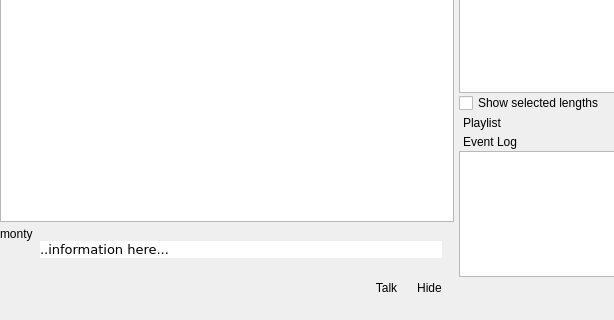
UltraStar-Deluxe/UltraStar-Manager, file uman/src/QUMainWindow.ui: the form before one commit; both pictures show x 0 to 614 and y 445 to 765 of the 912 by 765 pixel window.
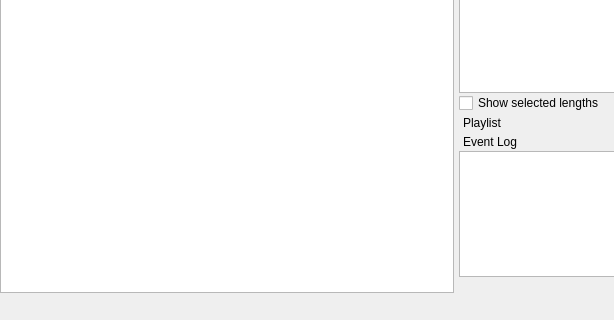
The form after the commit. Icons and pictures are not drawn. Custom widgets are drawn as their Qt base class.

Commit message: monty extracted from mainwindow ui

What changed in the file:
```diff
--- a/uman/src/QUMainWindow.ui
+++ b/uman/src/QUMainWindow.ui
@@ -92,400 +92,7 @@
        </widget>
       </item>
       <item>
-       <widget class="QFrame" name="helpFrame" >
-        <property name="autoFillBackground" >
-         <bool>false</bool>
-        </property>
-        <property name="frameShape" >
-         <enum>QFrame::NoFrame</enum>
-        </property>
-        <property name="frameShadow" >
-         <enum>QFrame::Raised</enum>
-        </property>
-        <layout class="QHBoxLayout" name="horizontalLayout_3" >
-         <property name="spacing" >
-          <number>0</number>
-         </property>
-         <property name="leftMargin" >
-          <number>0</number>
-         </property>
-         <property name="topMargin" >
-          <number>0</number>
-         </property>
-         <property name="rightMargin" >
-          <number>5</number>
-         </property>
-         <property name="bottomMargin" >
-          <number>0</number>
-         </property>
-         <item>
-          <layout class="QVBoxLayout" >
-           <property name="spacing" >
-            <number>0</number>
-           </property>
-           <item>
-            <widget class="QLabel" name="montyLbl" >
-             <property name="text" >
-              <string>monty</string>
-             </property>
-             <property name="alignment" >
-              <set>Qt::AlignLeading|Qt::AlignLeft|Qt::AlignTop</set>
-             </property>
-            </widget>
-           </item>
-           <item>
-            <spacer>
-             <property name="orientation" >
-              <enum>Qt::Vertical</enum>
-             </property>
-             <property name="sizeType" >
-              <enum>QSizePolicy::Preferred</enum>
-             </property>
-             <property name="sizeHint" stdset="0" >
-              <size>
-               <width>20</width>
-               <height>1</height>
-              </size>
-             </property>
-            </spacer>
-           </item>
-          </layout>
-         </item>
-         <item>
-          <layout class="QVBoxLayout" name="verticalLayout_5" >
-           <property name="spacing" >
-            <number>5</number>
-           </property>
-           <item>
-            <layout class="QHBoxLayout" name="horizontalLayout_2" >
-             <property name="spacing" >
-              <number>0</number>
-             </property>
-             <item>
-              <layout class="QVBoxLayout" name="verticalLayout_2" >
-               <property name="spacing" >
-                <number>0</number>
-               </property>
-               <item>
-                <widget class="QLabel" name="label" >
-                 <property name="sizePolicy" >
-                  <sizepolicy vsizetype="Fixed" hsizetype="Fixed" >
-                   <horstretch>0</horstretch>
-                   <verstretch>0</verstretch>
-                  </sizepolicy>
-                 </property>
-                 <property name="text" >
-                  <string/>
-                 </property>
-                 <property name="pixmap" >
-                  <pixmap resource="images/uman.qrc" >:/bubble/speech1.png</pixmap>
-                 </property>
-                </widget>
-               </item>
-               <item>
-                <widget class="QLabel" name="label_3" >
-                 <property name="sizePolicy" >
-                  <sizepolicy vsizetype="Preferred" hsizetype="Fixed" >
-                   <horstretch>0</horstretch>
-                   <verstretch>0</verstretch>
-                  </sizepolicy>
-                 </property>
-                 <property name="text" >
-                  <string/>
-                 </property>
-                 <property name="pixmap" >
-                  <pixmap resource="images/uman.qrc" >:/bubble/speech2.png</pixmap>
-                 </property>
-                 <property name="scaledContents" >
-                  <bool>true</bool>
-                 </property>
-                </widget>
-               </item>
-               <item>
-                <widget class="QLabel" name="label_2" >
-                 <property name="sizePolicy" >
-                  <sizepolicy vsizetype="Fixed" hsizetype="Fixed" >
-                   <horstretch>0</horstretch>
-                   <verstretch>0</verstretch>
-                  </sizepolicy>
-                 </property>
-                 <property name="text" >
-                  <string/>
-                 </property>
-                 <property name="pixmap" >
-                  <pixmap resource="images/uman.qrc" >:/bubble/speech6.png</pixmap>
-                 </property>
-                </widget>
-               </item>
-              </layout>
-             </item>
-             <item>
-              <layout class="QVBoxLayout" name="verticalLayout_3" >
-               <property name="spacing" >
-                <number>0</number>
-               </property>
-               <item>
-                <widget class="QLabel" name="label_4" >
-                 <property name="sizePolicy" >
-                  <sizepolicy vsizetype="Fixed" hsizetype="Preferred" >
-                   <horstretch>0</horstretch>
-                   <verstretch>0</verstretch>
-                  </sizepolicy>
-                 </property>
-                 <property name="text" >
-                  <string/>
-                 </property>
-                 <property name="pixmap" >
-                  <pixmap resource="images/uman.qrc" >:/bubble/speech4.png</pixmap>
-                 </property>
-                 <property name="scaledContents" >
-                  <bool>true</bool>
-                 </property>
-                </widget>
-               </item>
-               <item>
-                <widget class="QLabel" name="helpLbl" >
-                 <property name="sizePolicy" >
-                  <sizepolicy vsizetype="Preferred" hsizetype="Preferred" >
-                   <horstretch>0</horstretch>
-                   <verstretch>0</verstretch>
-                  </sizepolicy>
-                 </property>
-                 <property name="palette" >
-                  <palette>
-                   <active>
-                    <colorrole role="Base" >
-                     <brush brushstyle="SolidPattern" >
-                      <color alpha="255" >
-                       <red>255</red>
-                       <green>255</green>
-                       <blue>255</blue>
-                      </color>
-                     </brush>
-                    </colorrole>
-                    <colorrole role="Window" >
-                     <brush brushstyle="SolidPattern" >
-                      <color alpha="255" >
-                       <red>255</red>
-                       <green>255</green>
-                       <blue>255</blue>
-                      </color>
-                     </brush>
-                    </colorrole>
-                   </active>
-                   <inactive>
-                    <colorrole role="Base" >
-                     <brush brushstyle="SolidPattern" >
-                      <color alpha="255" >
-                       <red>255</red>
-                       <green>255</green>
-                       <blue>255</blue>
-                      </color>
-                     </brush>
-                    </colorrole>
-                    <colorrole role="Window" >
-                     <brush brushstyle="SolidPattern" >
-                      <color alpha="255" >
-                       <red>255</red>
-                       <green>255</green>
-                       <blue>255</blue>
-                      </color>
-                     </brush>
-                    </colorrole>
-                   </inactive>
-                   <disabled>
-                    <colorrole role="Base" >
-                     <brush brushstyle="SolidPattern" >
-                      <color alpha="255" >
-                       <red>255</red>
-                       <green>255</green>
-                       <blue>255</blue>
-                      </color>
-                     </brush>
-                    </colorrole>
-                    <colorrole role="Window" >
-                     <brush brushstyle="SolidPattern" >
-                      <color alpha="255" >
-                       <red>255</red>
-                       <green>255</green>
-                       <blue>255</blue>
-                      </color>
-                     </brush>
-                    </colorrole>
-                   </disabled>
-                  </palette>
-                 </property>
-                 <property name="font" >
-                  <font>
-                   <family>Verdana</family>
-                   <pointsize>10</pointsize>
-                  </font>
-                 </property>
-                 <property name="autoFillBackground" >
-                  <bool>true</bool>
-                 </property>
-                 <property name="frameShape" >
-                  <enum>QFrame::NoFrame</enum>
-                 </property>
-                 <property name="frameShadow" >
-                  <enum>QFrame::Plain</enum>
-                 </property>
-                 <property name="text" >
-                  <string>..information here...</string>
-                 </property>
-                 <property name="alignment" >
-                  <set>Qt::AlignLeading|Qt::AlignLeft|Qt::AlignTop</set>
-                 </property>
-                 <property name="wordWrap" >
-                  <bool>true</bool>
-                 </property>
-                 <property name="margin" >
-                  <number>5</number>
-                 </property>
-                 <property name="indent" >
-                  <number>-1</number>
-                 </property>
-                 <property name="openExternalLinks" >
-                  <bool>true</bool>
-                 </property>
-                </widget>
-               </item>
-               <item>
-                <widget class="QLabel" name="label_5" >
-                 <property name="sizePolicy" >
-                  <sizepolicy vsizetype="Fixed" hsizetype="Preferred" >
-                   <horstretch>0</horstretch>
-                   <verstretch>0</verstretch>
-                  </sizepolicy>
-                 </property>
-                 <property name="text" >
-                  <string/>
-                 </property>
-                 <property name="pixmap" >
-                  <pixmap resource="images/uman.qrc" >:/bubble/speech5.png</pixmap>
-                 </property>
-                 <property name="scaledContents" >
-                  <bool>true</bool>
-                 </property>
-                </widget>
-               </item>
-              </layout>
-             </item>
-             <item>
-              <layout class="QVBoxLayout" name="verticalLayout_4" >
-               <property name="spacing" >
-                <number>0</number>
-               </property>
-               <item>
-                <widget class="QLabel" name="label_6" >
-                 <property name="sizePolicy" >
-                  <sizepolicy vsizetype="Fixed" hsizetype="Fixed" >
-                   <horstretch>0</horstretch>
-                   <verstretch>0</verstretch>
-                  </sizepolicy>
-                 </property>
-                 <property name="text" >
-                  <string/>
-                 </property>
-                 <property name="pixmap" >
-                  <pixmap resource="images/uman.qrc" >:/bubble/speech8.png</pixmap>
-                 </property>
-                </widget>
-               </item>
-               <item>
-                <widget class="QLabel" name="label_7" >
-                 <property name="sizePolicy" >
-                  <sizepolicy vsizetype="Preferred" hsizetype="Fixed" >
-                   <horstretch>0</horstretch>
-                   <verstretch>0</verstretch>
-                  </sizepolicy>
-                 </property>
-                 <property name="text" >
-                  <string/>
-                 </property>
-                 <property name="pixmap" >
-                  <pixmap resource="images/uman.qrc" >:/bubble/speech3.png</pixmap>
-                 </property>
-                 <property name="scaledContents" >
-                  <bool>true</bool>
-                 </property>
-                </widget>
-               </item>
-               <item>
-                <widget class="QLabel" name="label_8" >
-                 <property name="sizePolicy" >
-                  <sizepolicy vsizetype="Fixed" hsizetype="Fixed" >
-                   <horstretch>0</horstretch>
-                   <verstretch>0</verstretch>
-                  </sizepolicy>
-                 </property>
-                 <property name="text" >
-                  <string/>
-                 </property>
-                 <property name="pixmap" >
-                  <pixmap resource="images/uman.qrc" >:/bubble/speech7.png</pixmap>
-                 </property>
-                </widget>
-               </item>
-              </layout>
-             </item>
-            </layout>
-           </item>
-           <item>
-            <layout class="QHBoxLayout" >
-             <item>
-              <spacer>
-               <property name="orientation" >
-                <enum>Qt::Horizontal</enum>
-               </property>
-               <property name="sizeHint" stdset="0" >
-                <size>
-                 <width>40</width>
-                 <height>20</height>
-                </size>
-               </property>
-              </spacer>
-             </item>
-             <item>
-              <widget class="QToolButton" name="talkMontyBtn" >
-               <property name="text" >
-                <string>Talk</string>
-               </property>
-               <property name="icon" >
-                <iconset resource="images/uman.qrc" >
-                 <normaloff>:/types/comment.png</normaloff>:/types/comment.png</iconset>
-               </property>
-               <property name="toolButtonStyle" >
-                <enum>Qt::ToolButtonTextBesideIcon</enum>
-               </property>
-               <property name="autoRaise" >
-                <bool>true</bool>
-               </property>
-              </widget>
-             </item>
-             <item>
-              <widget class="QToolButton" name="hideMontyBtn" >
-               <property name="text" >
-                <string>Hide</string>
-               </property>
-               <property name="icon" >
-                <iconset resource="images/uman.qrc" >
-                 <normaloff>:/control/eye.png</normaloff>:/control/eye.png</iconset>
-               </property>
-               <property name="toolButtonStyle" >
-                <enum>Qt::ToolButtonTextBesideIcon</enum>
-               </property>
-               <property name="autoRaise" >
-                <bool>true</bool>
-               </property>
-              </widget>
-             </item>
-            </layout>
-           </item>
-          </layout>
-         </item>
-        </layout>
-       </widget>
+       <widget class="QUMontyArea" native="1" name="montyArea" />
       </item>
      </layout>
     </item>
@@ -1558,6 +1165,12 @@
    <header>QUFilterArea.h</header>
    <container>1</container>
   </customwidget>
+  <customwidget>
+   <class>QUMontyArea</class>
+   <extends>QWidget</extends>
+   <header>QUMontyArea.h</header>
+   <container>1</container>
+  </customwidget>
  </customwidgets>
  <resources>
   <include location="images/uman.qrc" />
```
The commit also changes 8 other files.
